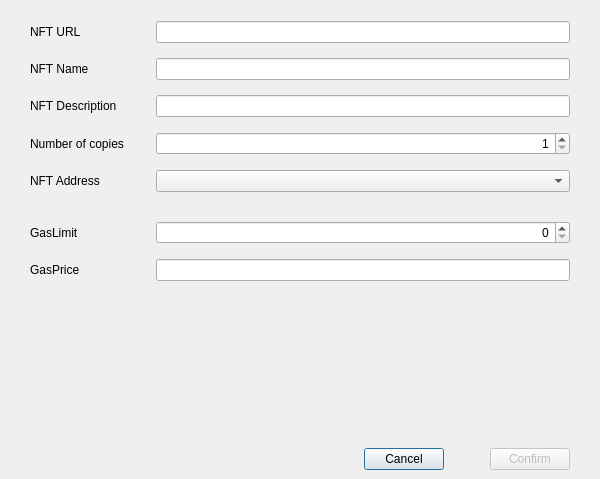
First picture: the form in src/qt/forms/createnftdialog.ui, repository qtumproject/qtum, before the edit.
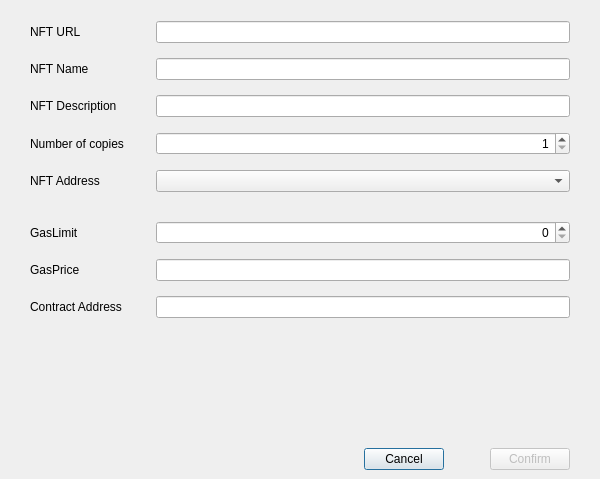
Second picture: the form after the edit. Custom widgets are drawn as their Qt base class.

Commit message: Add contract address to the gui for create and send nft

Diff of the .ui file:
```diff
--- a/src/qt/forms/createnftdialog.ui
+++ b/src/qt/forms/createnftdialog.ui
@@ -107,7 +107,7 @@
       </widget>
      </item>
      <item row="0" column="0">
-      <widget class="QLabel" name="labelContractAddress">
+      <widget class="QLabel" name="labelNftUrl">
        <property name="minimumSize">
         <size>
          <width>120</width>
@@ -222,6 +222,16 @@
        </property>
       </widget>
      </item>
+     <item row="8" column="0">
+      <widget class="QLabel" name="labelContractAddress">
+       <property name="text">
+        <string>Contract Address</string>
+       </property>
+      </widget>
+     </item>
+     <item row="8" column="1">
+      <widget class="QValidatedLineEdit" name="lineEditContractAddress"/>
+     </item>
     </layout>
    </item>
    <item>
```
Left out of the diff: 4 changed lines with no effect on the pictures. The commit also changes 14 other files.
